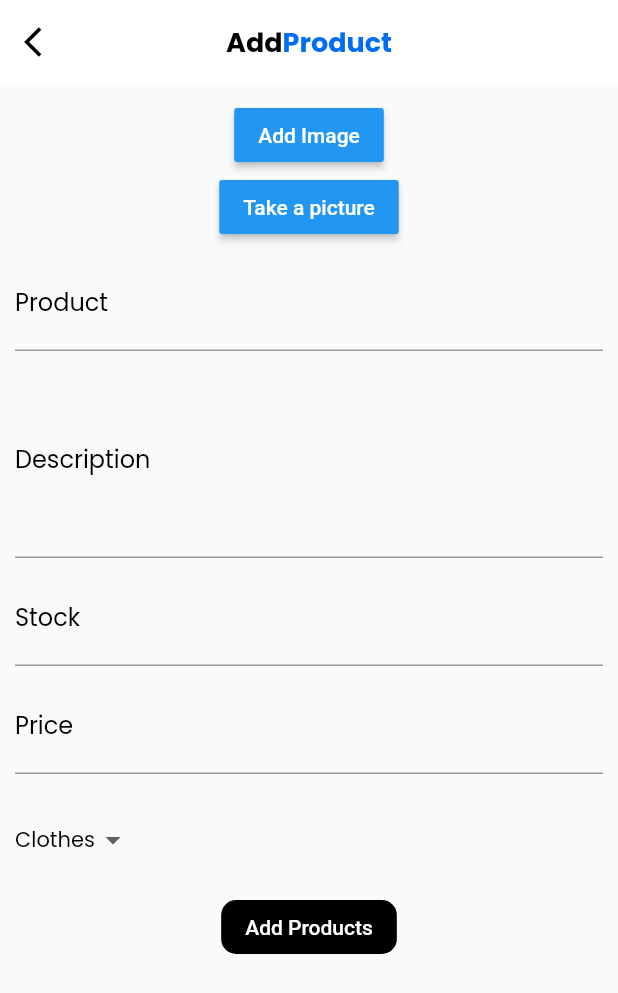
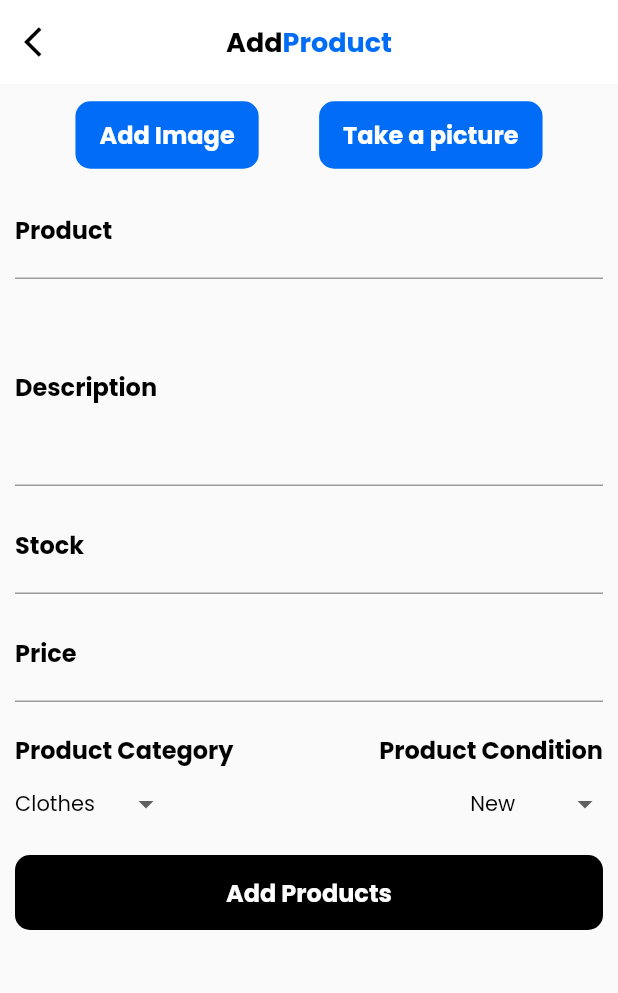
Before and after one commit to achmadrizkin/flutter_ecommerce, a Flutter app: the AddProduct screen opened directly, on a phone screen of 412 x 824 dp. Shown: the top 993 px of the screen. Run offline on Flutter 3.47's test engine with Material 2 defaults, Android fonts, the phone set to English and light mode, and no system bars; our stand-ins replace cloud_firestore, curved_navigation_bar, firebase_core, firebase_storage, image_picker; accounts and stored records are empty.

Commit message:
final addProduct

```diff
--- a/lib/ui/page-3/addProduct.dart
+++ b/lib/ui/page-3/addProduct.dart
@@ -23,7 +23,16 @@ class _AddProductState extends State<AddProduct> {
 
   // drop down bottom
   String selectedProducts = 'Clothes';
-  List listCategoryProducts = ['Clothes', 'Book', 'Food', 'Shoes'];
+  List listCategoryProducts = [
+    'Clothes',
+    'Book',
+    'Food',
+    'Shoes',
+    'Electronics'
+  ];
+
+  String selectedProductCondition = 'New';
+  List listProductCondition = ['New', 'Used', 'Renewed'];
 
   // get local image
   File image;
@@ -117,6 +126,7 @@ class _AddProductState extends State<AddProduct> {
         'description': descriptionProductController.text,
         'price': priceProductController.text,
         'url': url,
+        'condition': selectedProductCondition,
       });
 
       await FirebaseFirestore.instance.collection('allProduct').add({
@@ -126,6 +136,7 @@ class _AddProductState extends State<AddProduct> {
         'price': priceProductController.text,
         'url': url,
         'searchIndex': indexList,
+        'condition': selectedProductCondition,
       });
 
       await FirebaseFirestore.instance.collection('myProduct').add({
@@ -134,6 +145,7 @@ class _AddProductState extends State<AddProduct> {
         'description': descriptionProductController.text,
         'price': priceProductController.text,
         'url': url,
+        'condition': selectedProductCondition,
       });
     }
   }
@@ -185,29 +197,43 @@ class _AddProductState extends State<AddProduct> {
                     child: Column(
                       children: [
                         _showImage(),
+                        Row(
+                          mainAxisAlignment: MainAxisAlignment.spaceEvenly,
+                          children: [
                             (image == null)
-                            ? ButtonTheme(
-                                child: RaisedButton(
+                                ? FlatButton(
+                                    height: 45,
+                                    shape: RoundedRectangleBorder(
+                                        borderRadius:
+                                            BorderRadius.circular(10.0)),
+                                    color: Color(0xFF016DF7),
                                     onPressed: () =>
                                         getImage(ImageSource.gallery),
-                                  child: Text(
-                                    'Add Image',
-                                    style: TextStyle(color: Colors.white),
-                                  ),
-                                ),
+                                    child: Text('Add Image',
+                                        style: TextStyle(
+                                            fontFamily: 'PoppinsBold',
+                                            color: Colors.white,
+                                            fontSize: 16)),
                                   )
                                 : SizedBox(height: 0),
                             (image == null)
-                            ? ButtonTheme(
-                                child: RaisedButton(
-                                  onPressed: () => getImage(ImageSource.camera),
-                                  child: Text(
-                                    'Take a picture',
-                                    style: TextStyle(color: Colors.white),
-                                  ),
-                                ),
+                                ? FlatButton(
+                                    height: 45,
+                                    shape: RoundedRectangleBorder(
+                                        borderRadius:
+                                            BorderRadius.circular(10.0)),
+                                    color: Color(0xFF016DF7),
+                                    onPressed: () =>
+                                        getImage(ImageSource.camera),
+                                    child: Text('Take a picture',
+                                        style: TextStyle(
+                                            fontFamily: 'PoppinsBold',
+                                            color: Colors.white,
+                                            fontSize: 16)),
                                   )
                                 : SizedBox(height: 0),
+                          ],
+                        ),
                         SizedBox(height: 10),
                         TextFormField(
                           keyboardType: TextInputType.text,
@@ -220,7 +246,7 @@ class _AddProductState extends State<AddProduct> {
                           decoration: InputDecoration(
                             labelText: 'Product',
                             labelStyle: TextStyle(
-                                fontFamily: 'PoppinsReg', color: Colors.black),
+                                fontFamily: 'PoppinsBold', color: Colors.black),
                           ),
                           validator: (val) {
                             if (val.isEmpty) {
@@ -246,7 +272,7 @@ class _AddProductState extends State<AddProduct> {
                           decoration: InputDecoration(
                             labelText: 'Description',
                             labelStyle: TextStyle(
-                                fontFamily: 'PoppinsReg', color: Colors.black),
+                                fontFamily: 'PoppinsBold', color: Colors.black),
                           ),
                           validator: (val) {
                             if (val.isEmpty) {
@@ -273,7 +299,7 @@ class _AddProductState extends State<AddProduct> {
                           decoration: InputDecoration(
                             labelText: 'Stock',
                             labelStyle: TextStyle(
-                                fontFamily: 'PoppinsReg', color: Colors.black),
+                                fontFamily: 'PoppinsBold', color: Colors.black),
                           ),
                           validator: (val) {
                             if (val.isEmpty) {
@@ -297,7 +323,7 @@ class _AddProductState extends State<AddProduct> {
                           decoration: InputDecoration(
                             labelText: 'Price',
                             labelStyle: TextStyle(
-                                fontFamily: 'PoppinsReg', color: Colors.black),
+                                fontFamily: 'PoppinsBold', color: Colors.black),
                           ),
                           validator: (val) {
                             if (val.isEmpty) {
@@ -314,12 +340,29 @@ class _AddProductState extends State<AddProduct> {
                     ),
                   ),
                   SizedBox(height: 10),
-
+                  Row(
+                    mainAxisAlignment: MainAxisAlignment.spaceBetween,
+                    children: [
+                      Text('Product Category',
+                          style: TextStyle(
+                              fontFamily: 'PoppinsBold',
+                              color: Colors.black,
+                              fontSize: 16)),
+                      Text('Product Condition',
+                          style: TextStyle(
+                              fontFamily: 'PoppinsBold',
+                              color: Colors.black,
+                              fontSize: 16)),
+                    ],
+                  ),
                   //TODO: Watch THis fking code
+                  Row(
+                    mainAxisAlignment: MainAxisAlignment.spaceBetween,
+                    children: [
                       DropdownButtonHideUnderline(
                         child: DropdownButton(
-                      items:
-                          listCategoryProducts.map<DropdownMenuItem>((value) {
+                          items: listCategoryProducts
+                              .map<DropdownMenuItem>((value) {
                             return DropdownMenuItem(
                                 child: Text(value), value: value);
                           }).toList(),
@@ -335,36 +378,49 @@ class _AddProductState extends State<AddProduct> {
                           },
                         ),
                       ),
+                      DropdownButtonHideUnderline(
+                        child: DropdownButton(
+                          items: listProductCondition
+                              .map<DropdownMenuItem>((value) {
+                            return DropdownMenuItem(
+                                child: Text(value), value: value);
+                          }).toList(),
+
+                          // text
+                          value: selectedProductCondition,
+                          style: TextStyle(
+                              fontFamily: 'PoppinsReg', color: Colors.black),
+                          onChanged: (value) {
+                            setState(() {
+                              selectedProductCondition = value;
+                            });
+                          },
+                        ),
+                      ),
+                    ],
+                  ),
+
                   SizedBox(height: 10),
 
                   Center(
                     child: FlatButton(
+                      height: 50,
+                      minWidth: double.infinity,
                       shape: RoundedRectangleBorder(
                           borderRadius: BorderRadius.circular(10.0)),
                       color: Colors.black,
                       onPressed: () async {
                         if (_formKey.currentState.validate()) {
-                          // ADD DATA
-                          // product.add({
-                          //   'name': nameProductController.text,
-                          //   'stock': stockProductController.text ?? 1,
-                          //   'description': descriptionProductController.text,
-                          //   'price': priceProductController.text,
-                          //   'url': '${urlImage}',
-                          //   'location': '${imageLocation}',
-                          // });
-
                           //Add Image Data
                           _uploadImageToFirebase();
-                          // uploadImage2Firebase(context);
                           Navigator.of(context).pop();
-                          // uploadFoodAndImage();
                         }
                       },
-                      child: Text(
-                        "Add Products",
-                        style: TextStyle(color: Colors.white),
-                      ),
+                      child: Text("Add Products",
+                          style: TextStyle(
+                              fontFamily: 'PoppinsBold',
+                              color: Colors.white,
+                              fontSize: 16)),
                     ),
                   ),
                 ],
```
Lines whose indentation alone changed are shown as unchanged.
